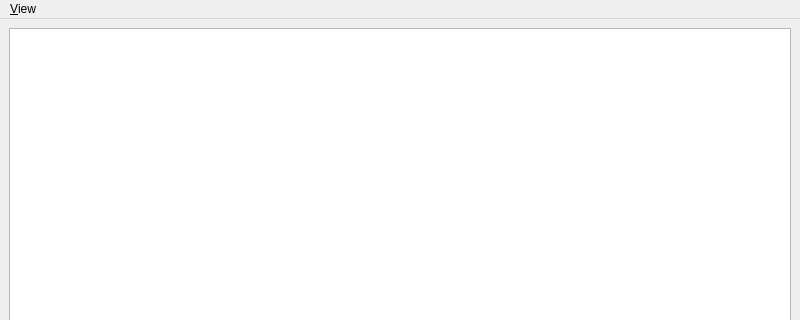
VioletGiraffe/file-commander, file plugins/viewer/textviewer/src/ctextviewerwindow.ui: the form before one commit; both pictures show x 0 to 800 and y 0 to 320 of the 800 by 600 pixel window.
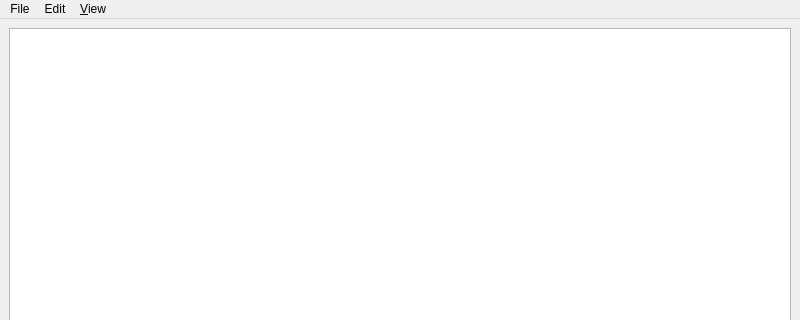
The form after the commit. Icons and pictures are not drawn.

Patch:
```diff
--- a/plugins/viewer/textviewer/src/ctextviewerwindow.ui
+++ b/plugins/viewer/textviewer/src/ctextviewerwindow.ui
@@ -46,6 +46,24 @@
     <addaction name="actionUTF_8"/>
     <addaction name="actionHTML_RTF"/>
    </widget>
+   <widget class="QMenu" name="menuEdit">
+    <property name="title">
+     <string>Edit</string>
+    </property>
+    <addaction name="actionFind"/>
+    <addaction name="actionFind_next"/>
+   </widget>
+   <widget class="QMenu" name="menuFile">
+    <property name="title">
+     <string>File</string>
+    </property>
+    <addaction name="actionOpen"/>
+    <addaction name="actionReload"/>
+    <addaction name="separator"/>
+    <addaction name="actionClose"/>
+   </widget>
+   <addaction name="menuFile"/>
+   <addaction name="menuEdit"/>
    <addaction name="menuView"/>
   </widget>
   <action name="actionASCI">
```
Left out of the diff: 43 changed lines with no effect on the pictures.
